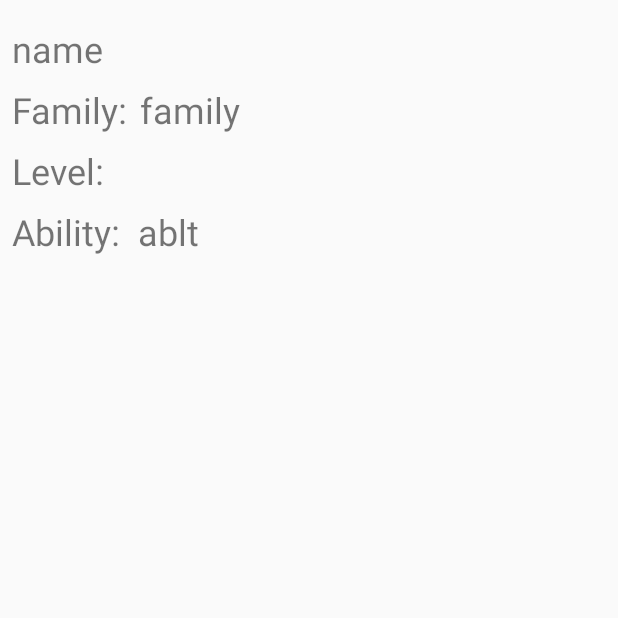
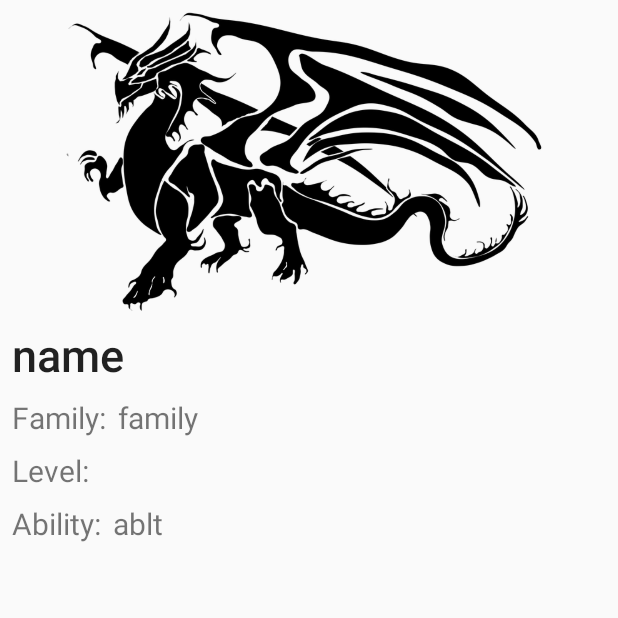
Before and after one commit to FcoAlvarez91/App_Movil_LOT5, an Android app: the fragment MonsterFragment shown on its own in the app's theme, on a phone screen of 412 x 824 dp, the top half of it. Run offline under Robolectric (Android 15) with nearby library versions, the phone set to English and light mode, and no system bars; 4 statements that could not run were skipped.

Commit message:
Fully operational!

```diff
--- a/app/src/main/java/montero/app_movil_lot5/MainActivity.java
+++ b/app/src/main/java/montero/app_movil_lot5/MainActivity.java
@@ -55,7 +55,7 @@ public class MainActivity extends AppCompatActivity {
             new Thread(new Runnable() {
                 @Override
                 public void run() {
-                    if(lot5Database.daoMonster().fetchAllMonsters()==null) {
+                    if(lot5Database.daoMonster().fetchAllMonsters().size()<1) {
                         Monster goblin = new Monster();
                         goblin.setName("Goblin");
                         goblin.setFamily("Humanoid");
--- a/app/src/main/java/montero/app_movil_lot5/fragments/BestiaryFragment.java
+++ b/app/src/main/java/montero/app_movil_lot5/fragments/BestiaryFragment.java
@@ -3,6 +3,7 @@ package montero.app_movil_lot5.fragments;
 import android.os.Bundle;
 import android.support.annotation.Nullable;
 import android.support.v4.app.Fragment;
+import android.support.v4.app.FragmentTransaction;
 import android.view.LayoutInflater;
 import android.view.View;
 import android.view.ViewGroup;
@@ -55,12 +56,16 @@ public class BestiaryFragment extends Fragment {
                                 @Override
                                 public void onItemClick(AdapterView<?> parent, View view, int position,
                                                         long id) {
-
+                                    Monster mon = (Monster) listView.getItemAtPosition(position);
+                                    MonsterFragment mf = new MonsterFragment();
+                                    mf.monster = mon;
+                                    FragmentTransaction ft = getActivity().getSupportFragmentManager().beginTransaction();
+                                    ft.replace(R.id.content_frame, mf).addToBackStack("MainActivity");
+                                    ft.commit();
                                 }
                             });
                         }
                     });
-
                 }
             }
         }) .start();
--- a/app/src/main/java/montero/app_movil_lot5/fragments/ProfileFragment.java
+++ b/app/src/main/java/montero/app_movil_lot5/fragments/ProfileFragment.java
@@ -67,14 +67,9 @@ public class ProfileFragment extends Fragment {
                             });
                         }
                     });
-
-                }
-                else{
-
                 }
             }
         }) .start();
-
     }
 
     @Override
--- a/app/src/main/res/layout/fragment_monster.xml
+++ b/app/src/main/res/layout/fragment_monster.xml
@@ -10,27 +10,22 @@
         android:id="@+id/name"
         android:layout_width="wrap_content"
         android:layout_height="wrap_content"
-        android:layout_marginEnd="8dp"
         android:layout_marginStart="8dp"
-        android:layout_marginTop="16dp"
+        android:layout_marginTop="8dp"
         android:text="name"
-        android:textSize="24sp"
-        app:layout_constraintEnd_toEndOf="parent"
-        app:layout_constraintHorizontal_bias="0.0"
+        android:textAppearance="@style/TextAppearance.AppCompat.Title"
+        android:textSize="30sp"
         app:layout_constraintStart_toStartOf="parent"
-        app:layout_constraintTop_toTopOf="parent" />
+        app:layout_constraintTop_toBottomOf="@+id/imageView3" />
 
     <TextView
         android:id="@+id/family"
         android:layout_width="wrap_content"
         android:layout_height="wrap_content"
-        android:layout_marginEnd="8dp"
         android:layout_marginStart="8dp"
         android:layout_marginTop="8dp"
         android:text="family"
-        android:textSize="24sp"
-        app:layout_constraintEnd_toEndOf="parent"
-        app:layout_constraintHorizontal_bias="0.0"
+        android:textSize="20sp"
         app:layout_constraintStart_toEndOf="@+id/family_title"
         app:layout_constraintTop_toBottomOf="@+id/name" />
 
@@ -41,7 +36,7 @@
         android:layout_marginStart="8dp"
         android:layout_marginTop="8dp"
         android:text="Family:"
-        android:textSize="24sp"
+        android:textSize="20sp"
         app:layout_constraintStart_toStartOf="parent"
         app:layout_constraintTop_toBottomOf="@+id/name" />
 
@@ -52,7 +47,7 @@
         android:layout_marginStart="8dp"
         android:layout_marginTop="8dp"
         android:text="Level:"
-        android:textSize="24sp"
+        android:textSize="20sp"
         app:layout_constraintStart_toStartOf="parent"
         app:layout_constraintTop_toBottomOf="@+id/family_title" />
 
@@ -63,7 +58,7 @@
         android:layout_marginStart="8dp"
         android:layout_marginTop="8dp"
         android:text="lvl"
-        android:textSize="24sp"
+        android:textSize="20sp"
         app:layout_constraintStart_toEndOf="@+id/level_title"
         app:layout_constraintTop_toBottomOf="@+id/family" />
 
@@ -74,7 +69,7 @@
         android:layout_marginStart="8dp"
         android:layout_marginTop="8dp"
         android:text="Ability:"
-        android:textSize="24sp"
+        android:textSize="20sp"
         app:layout_constraintStart_toStartOf="parent"
         app:layout_constraintTop_toBottomOf="@+id/level_title" />
 
@@ -82,10 +77,22 @@
         android:id="@+id/ability"
         android:layout_width="wrap_content"
         android:layout_height="wrap_content"
-        android:layout_marginStart="92dp"
+        android:layout_marginStart="8dp"
         android:layout_marginTop="8dp"
         android:text="ablt"
-        android:textSize="24sp"
+        android:textSize="20sp"
+        app:layout_constraintStart_toEndOf="@+id/ability_title"
+        app:layout_constraintTop_toBottomOf="@+id/level_title" />
+
+    <ImageView
+        android:id="@+id/imageView3"
+        android:layout_width="0dp"
+        android:layout_height="200dp"
+        android:layout_marginEnd="8dp"
+        android:layout_marginStart="8dp"
+        android:layout_marginTop="8dp"
+        app:layout_constraintEnd_toEndOf="parent"
         app:layout_constraintStart_toStartOf="parent"
-        app:layout_constraintTop_toBottomOf="@+id/level_title" />
+        app:layout_constraintTop_toTopOf="parent"
+        app:srcCompat="@drawable/dragon" />
 </android.support.constraint.ConstraintLayout>
```
